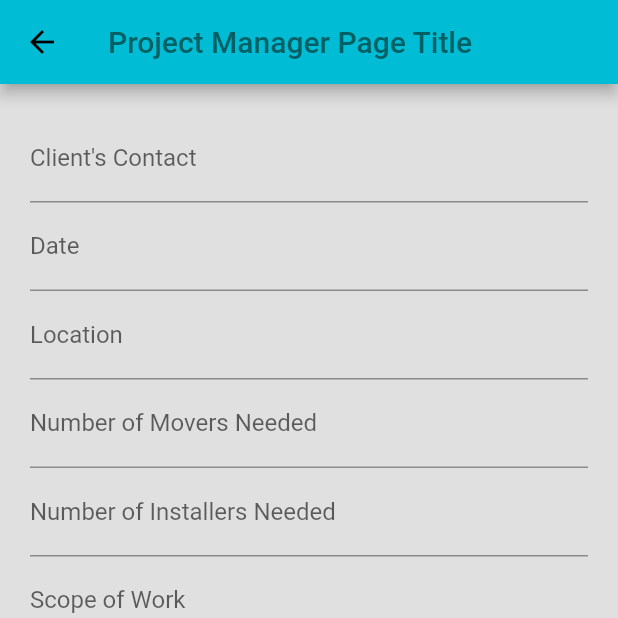
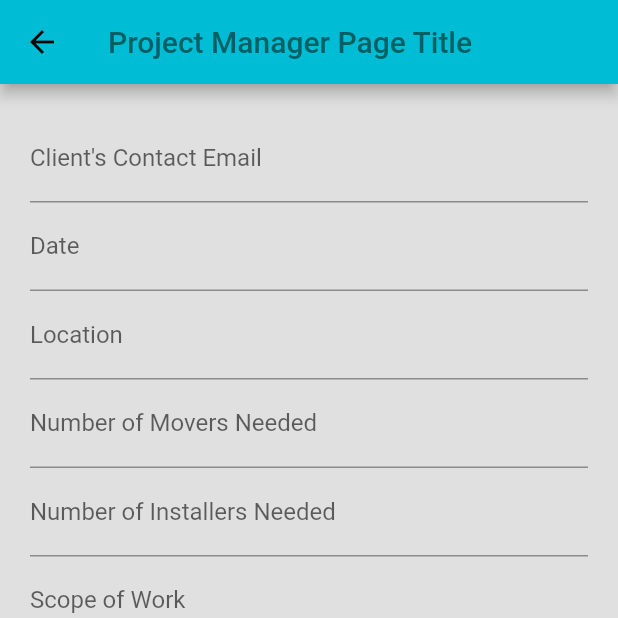
Before and after one commit to marktefftech/workerapp, a Flutter app: the PmLogin screen opened directly, on a phone screen of 412 x 824 dp, the top half of it. Run offline on Flutter 3.47's test engine with Material 2 defaults, Android fonts, the phone set to English and light mode, and no system bars; network calls fail; statements that could not run were skipped.

Commit message:
pm_login: work on state management of form fields

```diff
--- a/lib/src/pm_login.dart
+++ b/lib/src/pm_login.dart
@@ -6,7 +6,27 @@ class PmLogin extends StatefulWidget {
 }
 
 class _PmLoginState extends State<PmLogin> {
-  final GlobalKey<FormState> _formKey = GlobalKey<FormState>();
+  final formKey = GlobalKey<FormState>();
+  final workOrderController = TextEditingController();
+
+  @override
+  void initState() {
+    super.initState();
+    workOrderController.addListener(_printLatestValue());
+  }
+
+  // clean up controller when the Widget is removed from the Widget tree
+  @override
+  void dispose() {
+    workOrderController.dispose();
+    super.dispose();
+  }
+
+  _printLatestValue() {
+    String currentText = workOrderController.text;
+    print("Form text field: $text");
+  }
+
   @override
   Widget build(BuildContext context) {
     ThemeData theme = Theme.of(context);
@@ -21,19 +41,21 @@ class _PmLoginState extends State<PmLogin> {
       body: Container(
         padding: EdgeInsets.all(20.0),
         child:  Form(
-          key: this._formKey,
+          key: formKey,
           child: ListView(
             children: <Widget>[
-              new TextFormField(
+              TextFormField(
+                controller: workOrderController,
                 keyboardType: TextInputType.emailAddress, // Use email input type for emails.
-                decoration: new InputDecoration(
+                decoration: InputDecoration(
                   hintText: 'name@example.com',
-                  labelText: "Client's Contact"
+                  labelText: "Client's Contact Email",
                 )
               ),
               new TextFormField(
                 keyboardType: TextInputType.datetime,
                 decoration: InputDecoration(
+                  hintText: 'mm/dd/yyyy',
                   labelText: 'Date'
                 ),
               ),
```
